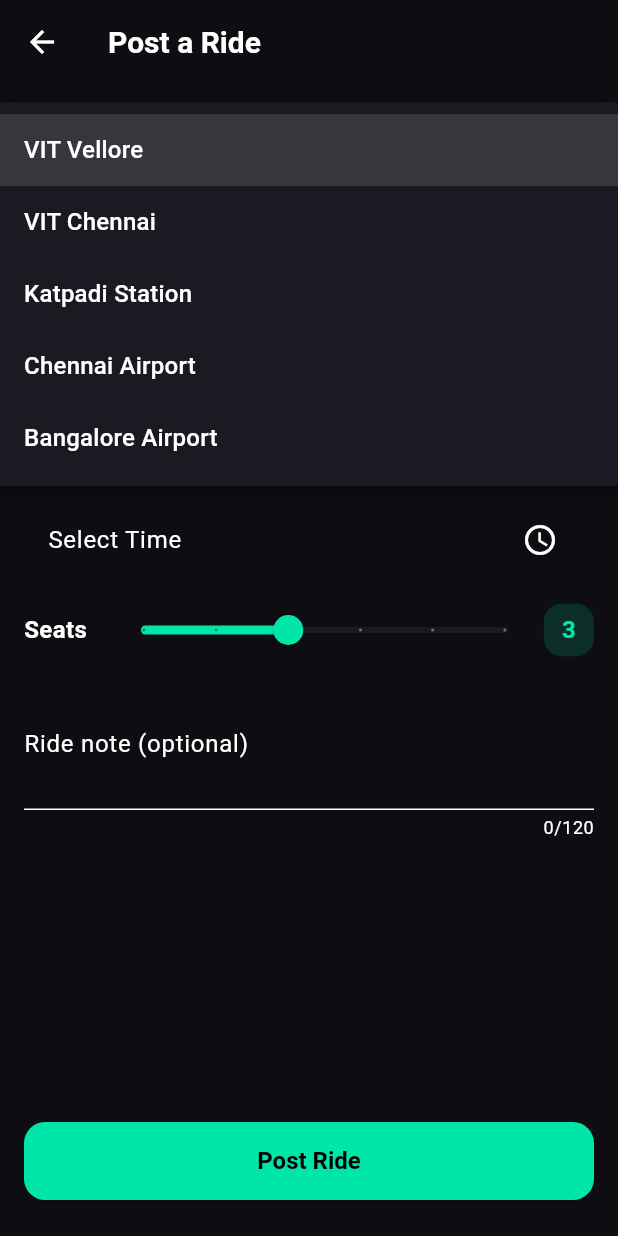
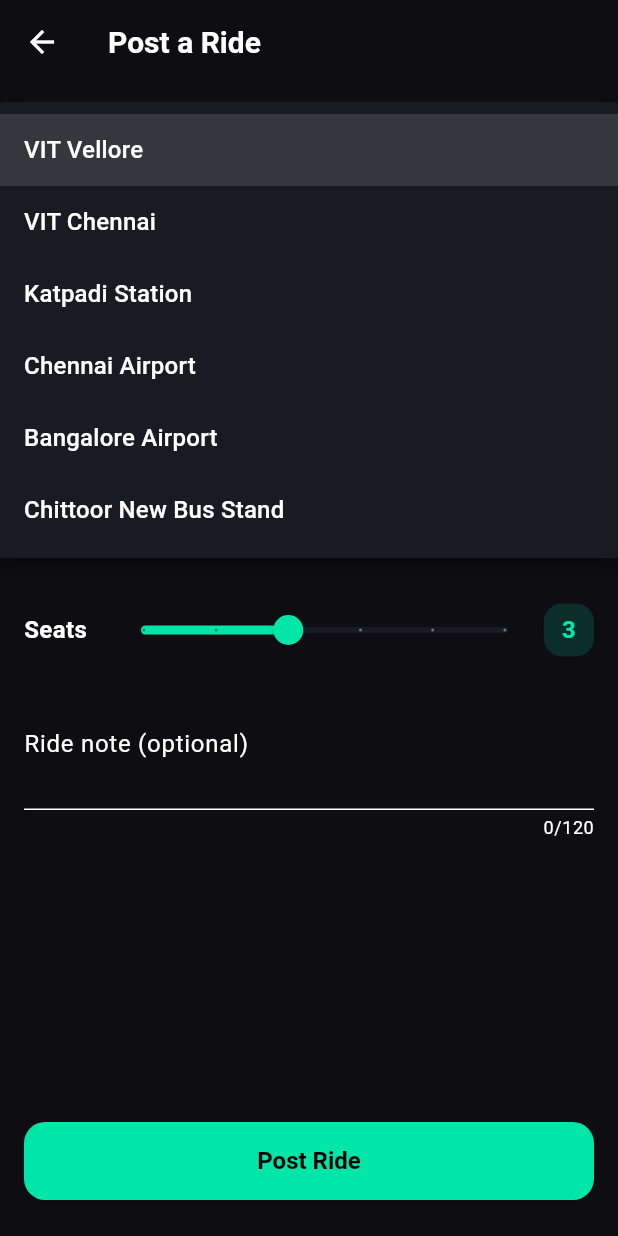
Before and after one commit to ekansh323/vpool, a Flutter app: the CreateRidePage screen opened directly, after a tap on "VIT Vellore", on a phone screen of 412 x 824 dp. Run offline on Flutter 3.47's test engine with Material 3 defaults, Android fonts, the phone set to English and light mode, and no system bars; our stand-ins replace cloud_firestore, firebase_auth, firebase_core, google_sign_in; accounts and stored records are empty.

Commit message:
added new location

```diff
--- a/lib/main.dart
+++ b/lib/main.dart
@@ -794,6 +794,7 @@
     "Katpadi Station",
     "Chennai Airport",
     "Bangalore Airport",
+    "Chittoor New Bus Stand",
   ];
 
   Future<void> saveRide() async {
@@ -858,24 +859,38 @@
         padding: const EdgeInsets.all(16),
         child: Column(
           children: [
-            DropdownButtonFormField(
+            DropdownButtonFormField<String>(
               value: from,
+              isExpanded: true, // 🔥 THIS FIXES OVERFLOW
               items: locations
-                  .map((e) => DropdownMenuItem(value: e, child: Text(e)))
+                  .map(
+                    (e) => DropdownMenuItem(
+                      value: e,
+                      child: Text(e, overflow: TextOverflow.ellipsis),
+                    ),
+                  )
                   .toList(),
               onChanged: (v) => setState(() => from = v!),
               decoration: const InputDecoration(labelText: "From"),
             ),
+
             const SizedBox(height: 12),
 
-            DropdownButtonFormField(
+            DropdownButtonFormField<String>(
               value: to,
+              isExpanded: true,
               items: locations
-                  .map((e) => DropdownMenuItem(value: e, child: Text(e)))
+                  .map(
+                    (e) => DropdownMenuItem(
+                      value: e,
+                      child: Text(e, overflow: TextOverflow.ellipsis),
+                    ),
+                  )
                   .toList(),
               onChanged: (v) => setState(() => to = v!),
               decoration: const InputDecoration(labelText: "To"),
             ),
+
             const SizedBox(height: 12),
 
             TextField(
@@ -1639,6 +1654,7 @@
     "Katpadi Station",
     "Chennai Airport",
     "Bangalore Airport",
+    "Chittoor New Bus Stand",
   ];
   void showAllRides() {
     setState(() {
@@ -1670,6 +1686,7 @@
                 Expanded(
                   child: DropdownButtonFormField<String>(
                     value: RideFilter.from,
+                    isExpanded: true,
                     dropdownColor: const Color(0xFF1A1A22),
                     style: const TextStyle(color: Colors.white),
                     items: locations
@@ -1699,6 +1716,7 @@
                 Expanded(
                   child: DropdownButtonFormField<String>(
                     value: RideFilter.to,
+                    isExpanded: true,
                     dropdownColor: const Color(0xFF1A1A22),
                     style: const TextStyle(color: Colors.white),
                     items: locations
```
